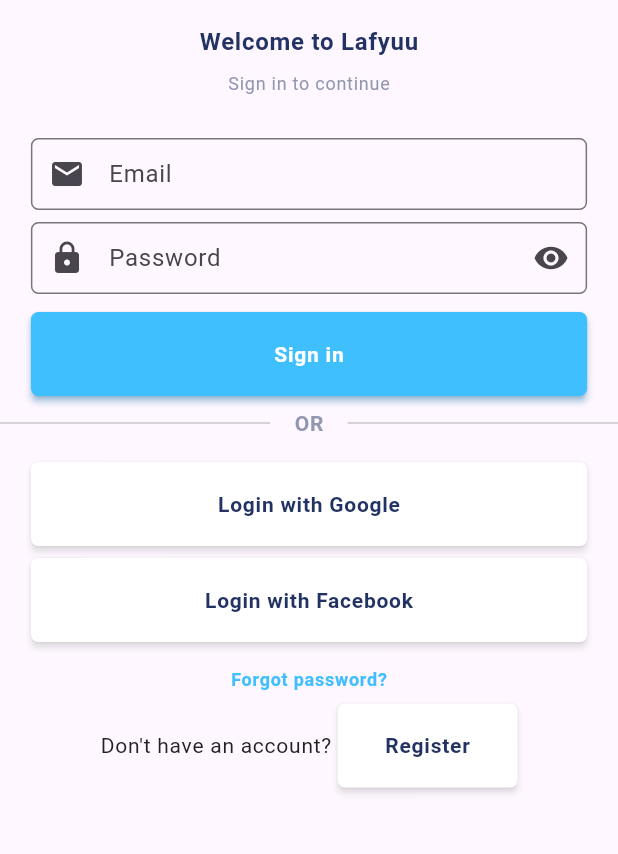
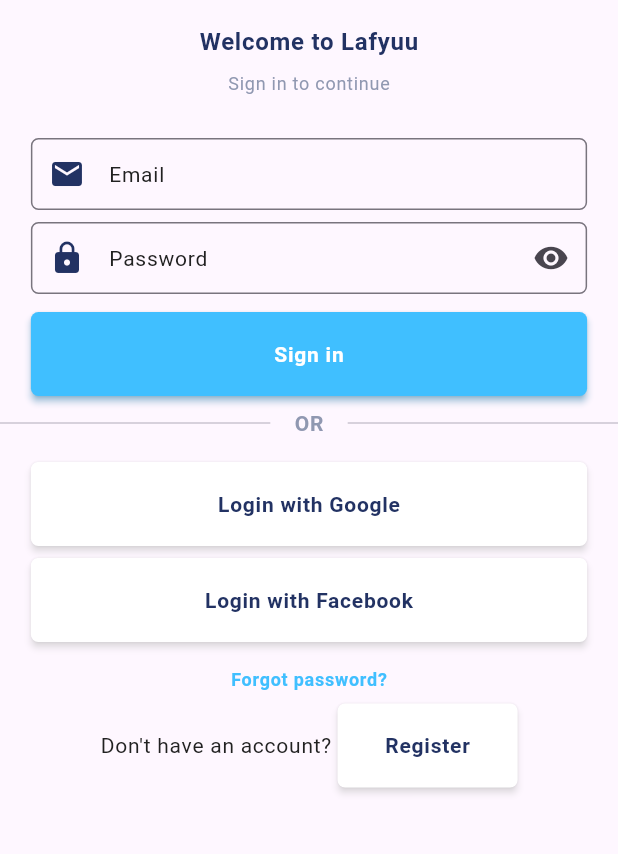
Before and after one commit to Amirelo/ClothesShop_App, a Flutter app: the screen it shows after launch, on a phone screen of 412 x 824 dp, the part 258-1112 px from its top. Run offline on Flutter 3.47's test engine with Material 3 defaults, Android fonts, the phone set to English and light mode, and no system bars.

Commit message:
custom_input: Change text color, prefix icon color, font weight onFocus

```diff
--- a/lib/src/widgets/custom_input.dart
+++ b/lib/src/widgets/custom_input.dart
@@ -1,3 +1,5 @@
+import 'package:clothes_shop/src/colors/theme_default.dart';
+import 'package:clothes_shop/src/widgets/custom_text.dart';
 import 'package:flutter/material.dart';
 
 class CustomInput extends StatefulWidget {
@@ -49,8 +51,17 @@ class _CustomInputState extends State<CustomInput> {
           decoration: InputDecoration(
             border: OutlineInputBorder(
                 borderRadius: BorderRadius.circular(widget.borderRadius)),
-            labelText: widget.placeholder,
+            focusedBorder: OutlineInputBorder(
+                borderSide: BorderSide(color: ThemeDefault().primaryColor)),
+            label: CustomText(
+              text: widget.placeholder,
+              marginBottom: 0,
+            ),
             prefixIcon: Icon(widget.icon),
+            prefixIconColor: MaterialStateColor.resolveWith((states) =>
+                states.contains(MaterialState.focused)
+                    ? ThemeDefault().primaryColor
+                    : ThemeDefault().textColor),
             suffixIcon: widget.icon == Icons.lock
                 ? IconButton(
                     icon: obscureText
@@ -64,6 +75,10 @@ class _CustomInputState extends State<CustomInput> {
                   )
                 : null,
           ),
+          style: TextStyle(
+              fontWeight: FontWeight.bold,
+              letterSpacing: 0.5,
+              color: ThemeDefault().secondaryTextColor),
         ),
       ),
     );
```
